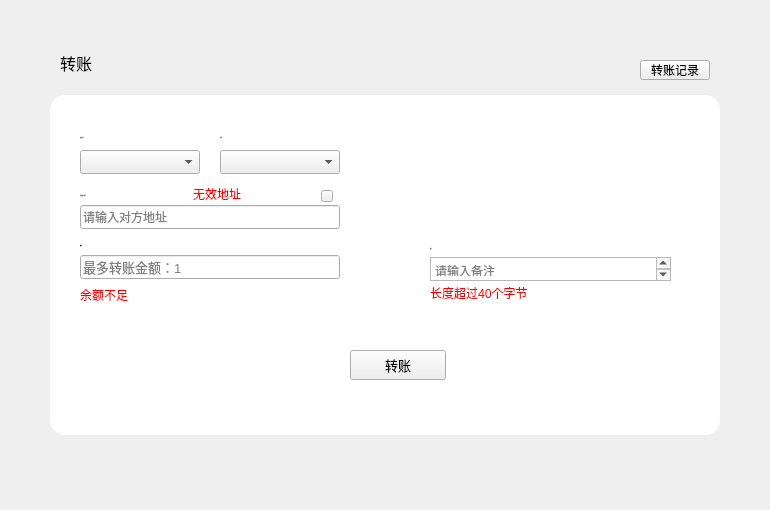
First picture: the form in LNKWallet/transfer/transferpage.ui, repository HcashOrg/hx-indicator, before the edit.
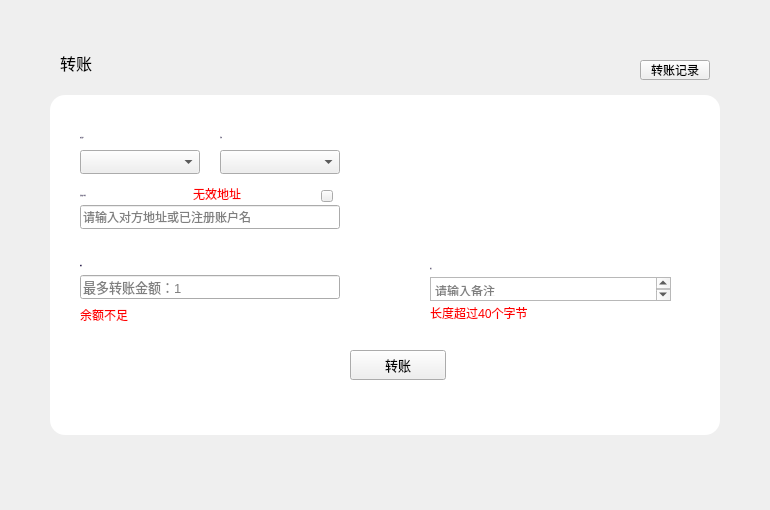
Second picture: the form after the edit.

Commit message: transferpage use accountname

Diff of the .ui file:
```diff
--- a/LNKWallet/transfer/transferpage.ui
+++ b/LNKWallet/transfer/transferpage.ui
@@ -140,7 +140,7 @@
     <property name="geometry">
      <rect>
       <x>30</x>
-      <y>140</y>
+      <y>160</y>
       <width>80</width>
       <height>21</height>
      </rect>
@@ -165,7 +165,7 @@
     <property name="geometry">
      <rect>
       <x>30</x>
-      <y>160</y>
+      <y>180</y>
       <width>260</width>
       <height>24</height>
      </rect>
@@ -218,7 +218,7 @@
     <property name="geometry">
      <rect>
       <x>380</x>
-      <y>162</y>
+      <y>182</y>
       <width>241</width>
       <height>24</height>
      </rect>
@@ -330,7 +330,7 @@
     <property name="geometry">
      <rect>
       <x>380</x>
-      <y>141</y>
+      <y>161</y>
       <width>80</width>
       <height>24</height>
      </rect>
@@ -355,7 +355,7 @@
     <property name="geometry">
      <rect>
       <x>380</x>
-      <y>190</y>
+      <y>210</y>
       <width>221</width>
       <height>16</height>
      </rect>
@@ -386,7 +386,7 @@
      <string/>
     </property>
     <property name="placeholderText">
-     <string>请输入对方地址</string>
+     <string>请输入对方地址或已注册账户名</string>
     </property>
    </widget>
    <widget class="QToolButton" name="toolButton_chooseContact">
@@ -409,7 +409,7 @@
     <property name="geometry">
      <rect>
       <x>30</x>
-      <y>190</y>
+      <y>210</y>
       <width>161</width>
       <height>20</height>
      </rect>
@@ -424,6 +424,34 @@
      <string>余额不足</string>
     </property>
    </widget>
+   <widget class="QLabel" name="addressLabel">
+    <property name="geometry">
+     <rect>
+      <x>30</x>
+      <y>136</y>
+      <width>260</width>
+      <height>20</height>
+     </rect>
+    </property>
+    <property name="font">
+     <font>
+      <family>微软雅黑</family>
+      <pointsize>-1</pointsize>
+      <weight>50</weight>
+      <italic>false</italic>
+      <bold>false</bold>
+     </font>
+    </property>
+    <property name="text">
+     <string/>
+    </property>
+    <property name="alignment">
+     <set>Qt::AlignLeading|Qt::AlignLeft|Qt::AlignVCenter</set>
+    </property>
+    <property name="textInteractionFlags">
+     <set>Qt::LinksAccessibleByMouse|Qt::TextSelectableByMouse</set>
+    </property>
+   </widget>
   </widget>
   <zorder>widget</zorder>
   <zorder>title_label</zorder>
```
The commit also changes 3 other files.
